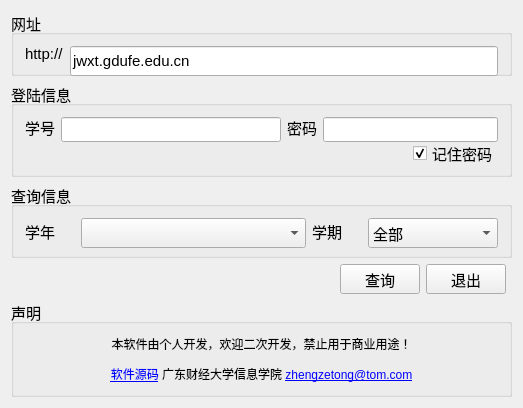
The window that qgpa.ui (ztzheng/gpa) describes before a commit, drawn with Qt 5.
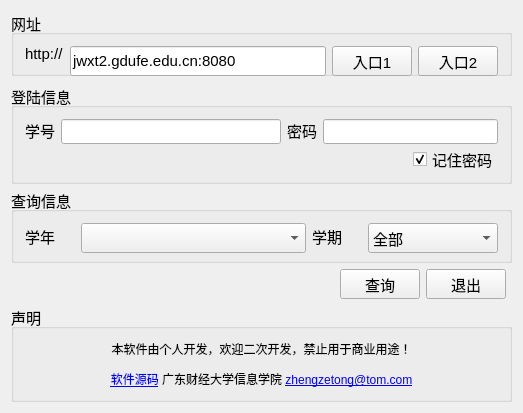
The same window after the commit. Icons and pictures are not drawn.

```diff
--- a/qgpa.ui
+++ b/qgpa.ui
@@ -7,7 +7,7 @@
     <x>0</x>
     <y>0</y>
     <width>523</width>
-    <height>386</height>
+    <height>367</height>
    </rect>
   </property>
   <property name="font">
@@ -51,6 +51,12 @@
    </item>
    <item row="1" column="0" colspan="4">
     <widget class="QGroupBox" name="groupBox_2">
+     <property name="minimumSize">
+      <size>
+       <width>0</width>
+       <height>100</height>
+      </size>
+     </property>
      <property name="maximumSize">
       <size>
        <width>16777215</width>
@@ -189,7 +195,7 @@
          </font>
         </property>
         <property name="text">
-         <string>&lt;html&gt;&lt;body&gt;&lt;p&gt;本软件由个人开发，欢迎二次开发，禁止用于商业用途！&lt;/p&gt;&lt;p&gt;&lt;a href=&quot;https://github.com/ztzheng/gpa&quot;&gt;&lt;span style=&quot; text-decoration: underline; color:#0000ff;&quot;&gt;软件源码&lt;/span&gt;&lt;/a&gt;  广东财经大学信息学院  &lt;a href=&quot;mailto:zhengzetong@tom.com&quot;&gt;&lt;span style=&quot; text-decoration: underline; color:#0000ff;&quot;&gt;zhengzetong@tom.com&lt;/span&gt;&lt;/a&gt;&lt;/p&gt;&lt;/body&gt;&lt;/html&gt;</string>
+         <string>&lt;html&gt;&lt;body&gt;&lt;p&gt;本软件由个人开发，欢迎二次开发，禁止用于商业用途！&lt;/p&gt;&lt;p&gt;&lt;a href=&quot;https://github.com/ztzheng/gpa&quot;&gt;&lt;span style=&quot; text-decoration: underline; color:#0000ff;&quot;&gt;软件源码&lt;/span&gt;&lt;/a&gt; 广东财经大学信息学院  &lt;a href=&quot;mailto:zhengzetong@tom.com&quot;&gt;&lt;span style=&quot; text-decoration: underline; color:#0000ff;&quot;&gt;zhengzetong@tom.com&lt;/span&gt;&lt;/a&gt;&lt;/p&gt;&lt;/body&gt;&lt;/html&gt;</string>
         </property>
         <property name="alignment">
          <set>Qt::AlignHCenter|Qt::AlignTop</set>
@@ -324,12 +330,38 @@
        <widget class="QLineEdit" name="editUrl">
         <property name="minimumSize">
          <size>
-          <width>300</width>
+          <width>0</width>
           <height>30</height>
          </size>
         </property>
         <property name="text">
-         <string>jwxt.gdufe.edu.cn</string>
+         <string>jwxt2.gdufe.edu.cn:8080</string>
+        </property>
+       </widget>
+      </item>
+      <item>
+       <widget class="QPushButton" name="btnUrl1">
+        <property name="minimumSize">
+         <size>
+          <width>0</width>
+          <height>30</height>
+         </size>
+        </property>
+        <property name="text">
+         <string>入口1</string>
+        </property>
+       </widget>
+      </item>
+      <item>
+       <widget class="QPushButton" name="btnUrl2">
+        <property name="minimumSize">
+         <size>
+          <width>0</width>
+          <height>30</height>
+         </size>
+        </property>
+        <property name="text">
+         <string>入口2</string>
         </property>
        </widget>
       </item>
```
